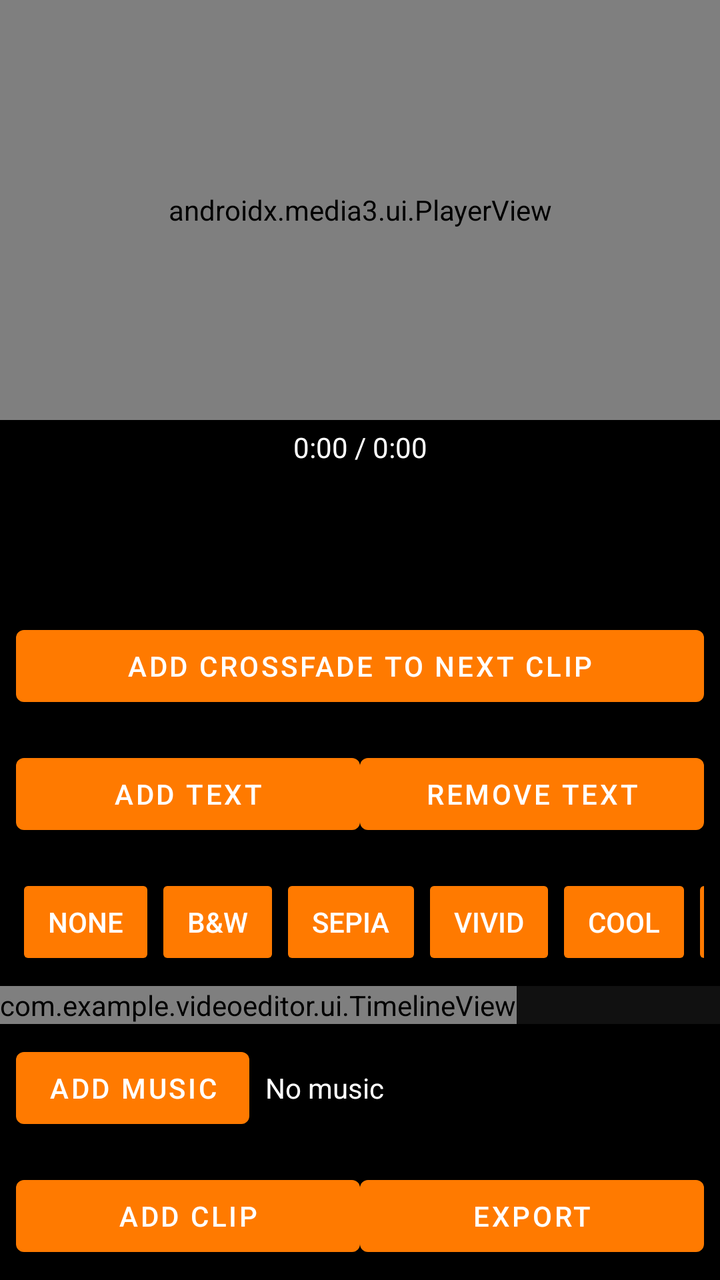
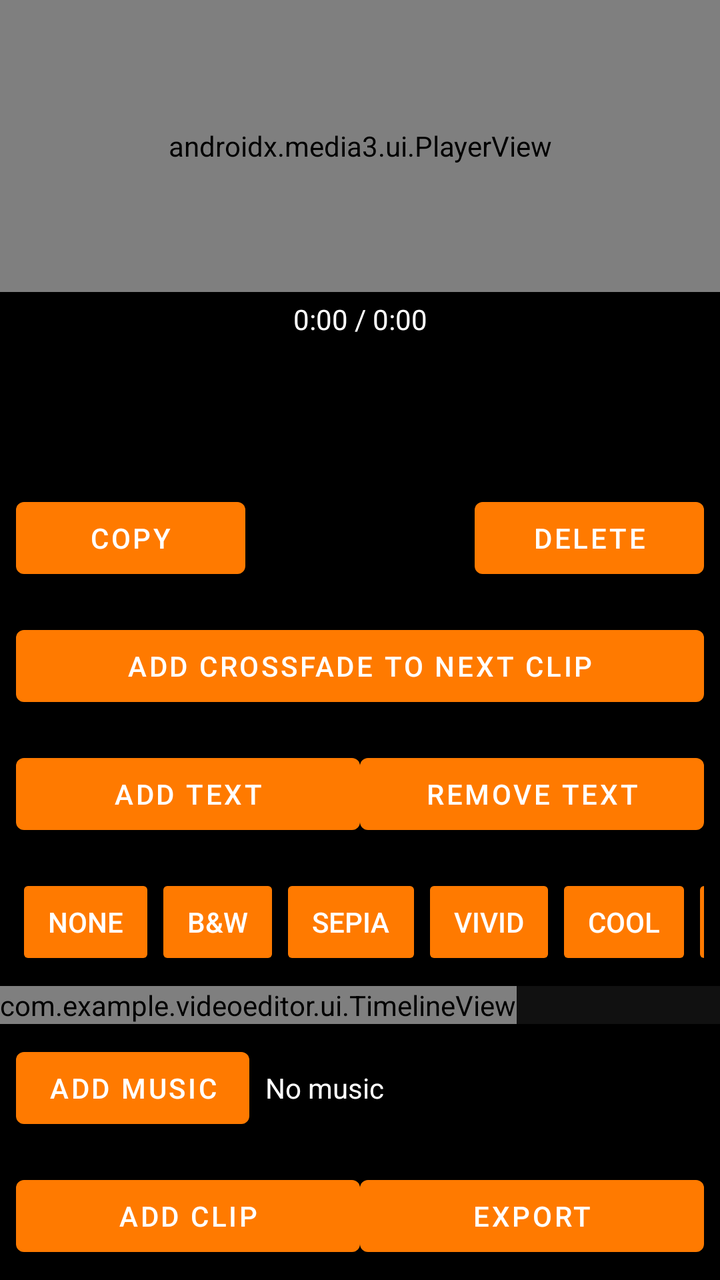

Screens rendered from an Android XML layout before and after an edit, with the pre-edit source and the edit as a unified diff.
<!-- AndroidManifest.xml: application theme Theme.VideoEditor -->
<!-- res/layout/activity_editor.xml -->
<?xml version="1.0" encoding="utf-8"?>
<LinearLayout xmlns:android="http://schemas.android.com/apk/res/android"
    xmlns:app="http://schemas.android.com/apk/res-auto"
    android:layout_width="match_parent"
    android:layout_height="match_parent"
    android:orientation="vertical"
    android:background="#000000">

    <androidx.media3.ui.PlayerView
        android:id="@+id/previewPlayerView"
        android:layout_width="match_parent"
        android:layout_height="0dp"
        android:layout_weight="1"
        app:use_controller="true" />

    <TextView
        android:id="@+id/timeLabel"
        android:layout_width="match_parent"
        android:layout_height="wrap_content"
        android:gravity="center"
        android:textColor="#FFFFFF"
        android:padding="4dp"
        android:text="0:00 / 0:00" />

    <ProgressBar
        android:id="@+id/exportProgressBar"
        style="?android:attr/progressBarStyleHorizontal"
        android:layout_width="match_parent"
        android:layout_height="6dp"
        android:visibility="gone" />

    <LinearLayout
        android:layout_width="match_parent"
        android:layout_height="wrap_content"
        android:orientation="horizontal"
        android:padding="8dp">

        <Button
            android:id="@+id/undoButton"
            android:layout_width="0dp"
            android:layout_height="wrap_content"
            android:layout_weight="1"
            android:enabled="false"
            android:text="Undo" />

        <Button
            android:id="@+id/redoButton"
            android:layout_width="0dp"
            android:layout_height="wrap_content"
            android:layout_weight="1"
            android:enabled="false"
            android:text="Redo" />

    </LinearLayout>

    <LinearLayout
        android:layout_width="match_parent"
        android:layout_height="wrap_content"
        android:orientation="horizontal"
        android:padding="8dp">

        <Button
            android:id="@+id/toggleTransitionButton"
            android:layout_width="match_parent"
            android:layout_height="wrap_content"
            android:text="Add Crossfade to Next Clip" />

    </LinearLayout>

    <LinearLayout
        android:layout_width="match_parent"
        android:layout_height="wrap_content"
        android:orientation="horizontal"
        android:padding="8dp">

        <Button
            android:id="@+id/addTextButton"
            android:layout_width="0dp"
            android:layout_height="wrap_content"
            android:layout_weight="1"
            android:text="Add Text" />

        <Button
            android:id="@+id/removeTextButton"
            android:layout_width="0dp"
            android:layout_height="wrap_content"
            android:layout_weight="1"
            android:text="Remove Text" />

    </LinearLayout>

    <HorizontalScrollView
        android:layout_width="match_parent"
        android:layout_height="wrap_content"
        android:scrollbars="none"
        android:paddingStart="8dp"
        android:paddingEnd="8dp"
        android:paddingTop="8dp"
        android:paddingBottom="8dp">

        <LinearLayout
            android:id="@+id/filterButtonContainer"
            android:layout_width="wrap_content"
            android:layout_height="wrap_content"
            android:orientation="horizontal">

            <Button
                android:id="@+id/filterNoneButton"
                style="?android:attr/buttonStyleSmall"
                android:layout_width="wrap_content"
                android:layout_height="wrap_content"
                android:text="None" />

            <Button
                android:id="@+id/filterGrayscaleButton"
                style="?android:attr/buttonStyleSmall"
                android:layout_width="wrap_content"
                android:layout_height="wrap_content"
                android:text="B&amp;W" />

            <Button
                android:id="@+id/filterSepiaButton"
                style="?android:attr/buttonStyleSmall"
                android:layout_width="wrap_content"
                android:layout_height="wrap_content"
                android:text="Sepia" />

            <Button
                android:id="@+id/filterVividButton"
                style="?android:attr/buttonStyleSmall"
                android:layout_width="wrap_content"
                android:layout_height="wrap_content"
                android:text="Vivid" />

            <Button
                android:id="@+id/filterCoolButton"
                style="?android:attr/buttonStyleSmall"
                android:layout_width="wrap_content"
                android:layout_height="wrap_content"
                android:text="Cool" />

            <Button
                android:id="@+id/filterWarmButton"
                style="?android:attr/buttonStyleSmall"
                android:layout_width="wrap_content"
                android:layout_height="wrap_content"
                android:text="Warm" />

            <Button
                android:id="@+id/filterInvertButton"
                style="?android:attr/buttonStyleSmall"
                android:layout_width="wrap_content"
                android:layout_height="wrap_content"
                android:text="Invert" />

            <Button
                android:id="@+id/filterNoirButton"
                style="?android:attr/buttonStyleSmall"
                android:layout_width="wrap_content"
                android:layout_height="wrap_content"
                android:text="Noir" />

            <Button
                android:id="@+id/filterFadeButton"
                style="?android:attr/buttonStyleSmall"
                android:layout_width="wrap_content"
                android:layout_height="wrap_content"
                android:text="Fade" />

            <Button
                android:id="@+id/filterDramaticButton"
                style="?android:attr/buttonStyleSmall"
                android:layout_width="wrap_content"
                android:layout_height="wrap_content"
                android:text="Dramatic" />

            <Button
                android:id="@+id/filterPastelButton"
                style="?android:attr/buttonStyleSmall"
                android:layout_width="wrap_content"
                android:layout_height="wrap_content"
                android:text="Pastel" />

            <Button
                android:id="@+id/filterNightButton"
                style="?android:attr/buttonStyleSmall"
                android:layout_width="wrap_content"
                android:layout_height="wrap_content"
                android:text="Night" />

        </LinearLayout>

    </HorizontalScrollView>

    <HorizontalScrollView
        android:layout_width="match_parent"
        android:layout_height="wrap_content"
        android:background="#111111"
        android:scrollbars="none">

        <com.example.videoeditor.ui.TimelineView
            android:id="@+id/timelineView"
            android:layout_width="wrap_content"
            android:layout_height="wrap_content" />

    </HorizontalScrollView>

    <LinearLayout
        android:layout_width="match_parent"
        android:layout_height="wrap_content"
        android:orientation="horizontal"
        android:padding="8dp"
        android:gravity="center_vertical">

        <Button
            android:id="@+id/addMusicButton"
            android:layout_width="wrap_content"
            android:layout_height="wrap_content"
            android:text="Add Music" />

        <TextView
            android:id="@+id/musicTrackLabel"
            android:layout_width="0dp"
            android:layout_height="wrap_content"
            android:layout_weight="1"
            android:layout_marginStart="8dp"
            android:textColor="#FFFFFF"
            android:text="No music"
            android:singleLine="true"
            android:ellipsize="middle" />

        <Button
            android:id="@+id/removeMusicButton"
            android:layout_width="wrap_content"
            android:layout_height="wrap_content"
            android:text="Remove"
            android:visibility="gone" />

    </LinearLayout>

    <LinearLayout
        android:layout_width="match_parent"
        android:layout_height="wrap_content"
        android:orientation="horizontal"
        android:padding="8dp">

        <Button
            android:id="@+id/addClipButton"
            android:layout_width="0dp"
            android:layout_height="wrap_content"
            android:layout_weight="1"
            android:text="Add Clip" />

        <Button
            android:id="@+id/exportButton"
            android:layout_width="0dp"
            android:layout_height="wrap_content"
            android:layout_weight="1"
            android:text="Export" />

    </LinearLayout>

</LinearLayout>
<!-- resources referenced by this layout -->
<resources>
  <style name="Theme.VideoEditor" parent="Theme.MaterialComponents.DayNight.NoActionBar">
          <item name="colorPrimary">#FF7A00</item>
          <item name="android:windowBackground">#000000</item>
      </style>
</resources>

<!-- the commit's change to res/layout/activity_editor.xml (unified diff, before → after) -->
@@ -60,6 +60,36 @@
         android:padding="8dp">
 
         <Button
+            android:id="@+id/copyClipButton"
+            android:layout_width="0dp"
+            android:layout_height="wrap_content"
+            android:layout_weight="1"
+            android:text="Copy" />
+
+        <Button
+            android:id="@+id/pasteClipButton"
+            android:layout_width="0dp"
+            android:layout_height="wrap_content"
+            android:layout_weight="1"
+            android:enabled="false"
+            android:text="Paste" />
+
+        <Button
+            android:id="@+id/deleteClipButton"
+            android:layout_width="0dp"
+            android:layout_height="wrap_content"
+            android:layout_weight="1"
+            android:text="Delete" />
+
+    </LinearLayout>
+
+    <LinearLayout
+        android:layout_width="match_parent"
+        android:layout_height="wrap_content"
+        android:orientation="horizontal"
+        android:padding="8dp">
+
+        <Button
             android:id="@+id/toggleTransitionButton"
             android:layout_width="match_parent"
             android:layout_height="wrap_content"
